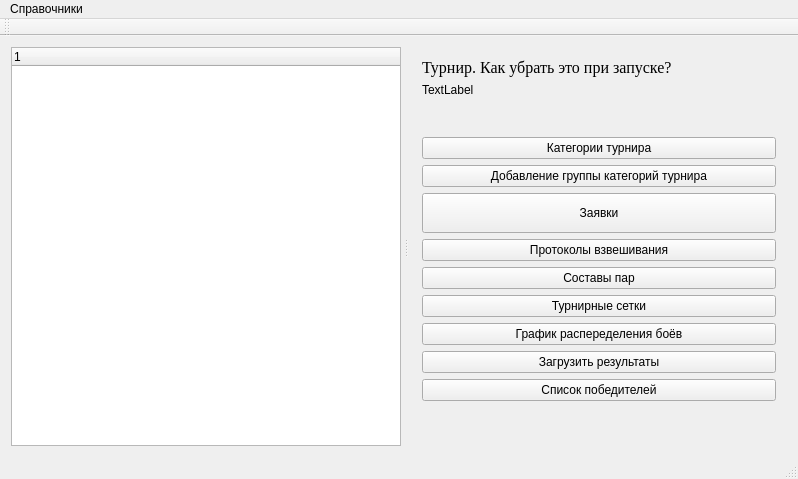
Before: the Qt Designer form TournamentManager/mainwindow.ui in BarsukAlexey/xelarogi, drawn with Qt 5.
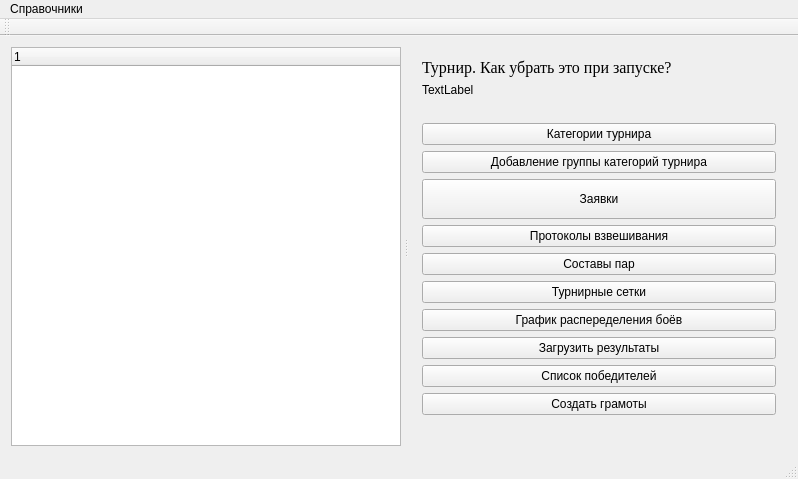
After: the same form once the commit is applied. The open tabs and pages were chosen to show the change.

The edit to the form file:
```diff
--- a/TournamentManager/mainwindow.ui
+++ b/TournamentManager/mainwindow.ui
@@ -249,6 +249,13 @@
              </property>
             </widget>
            </item>
+           <item>
+            <widget class="QPushButton" name="trophyBtn">
+             <property name="text">
+              <string>Создать грамоты</string>
+             </property>
+            </widget>
+           </item>
            <item>
             <spacer name="verticalSpacer">
              <property name="orientation">
```
